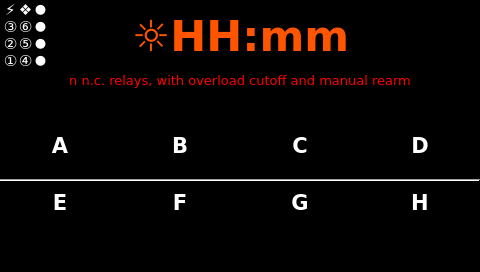
fmandracci/smart-home, file SmartHome/page300.ui: the form before one commit.
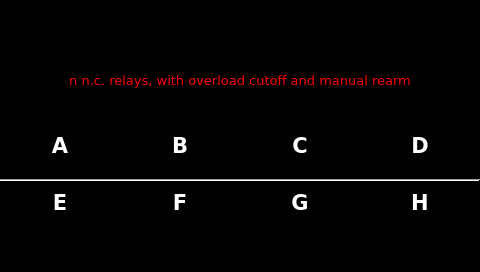
The form after the commit. Icons and pictures are not drawn. Custom widgets are drawn as their Qt base class.

What changed in the file:
```diff
--- a/SmartHome/page300.ui
+++ b/SmartHome/page300.ui
@@ -24,8 +24,8 @@
   </property>
   <property name="maximumSize">
    <size>
-    <width>800</width>
-    <height>800</height>
+<width>1280</width>
+<height>1280</height>
    </size>
   </property>
   <property name="windowTitle">
@@ -51,503 +51,8 @@
     <number>0</number>
    </property>
    <item>
-    <layout class="QHBoxLayout" name="horizontalLayout">
-     <property name="spacing">
-      <number>0</number>
-     </property>
-     <property name="sizeConstraint">
-      <enum>QLayout::SetMaximumSize</enum>
-     </property>
-     <item>
-      <layout class="QGridLayout" name="gridLayout_leds">
-       <property name="leftMargin">
-        <number>3</number>
-       </property>
-       <property name="topMargin">
-        <number>0</number>
-       </property>
-       <property name="rightMargin">
-        <number>3</number>
-       </property>
-       <property name="bottomMargin">
-        <number>0</number>
-       </property>
-       <property name="spacing">
-        <number>0</number>
-       </property>
-       <item row="4" column="2">
-        <widget class="QLabel" name="label_yellow_2">
+<widget class="HeaderPanel" name="headerPanel" native="true">
          <property name="sizePolicy">
-          <sizepolicy hsizetype="Fixed" vsizetype="Fixed">
-           <horstretch>0</horstretch>
-           <verstretch>0</verstretch>
-          </sizepolicy>
-         </property>
-         <property name="minimumSize">
-          <size>
-           <width>15</width>
-           <height>15</height>
-          </size>
-         </property>
-         <property name="maximumSize">
-          <size>
-           <width>15</width>
-           <height>15</height>
-          </size>
-         </property>
-         <property name="font">
-          <font>
-           <family>DejaVu Sans</family>
-           <pointsize>10</pointsize>
-          </font>
-         </property>
-         <property name="styleSheet">
-          <string notr="true">color: rgb(255, 255, 255);</string>
-         </property>
-         <property name="text">
-          <string notr="true">●</string>
-         </property>
-         <property name="alignment">
-          <set>Qt::AlignBottom|Qt::AlignHCenter</set>
-         </property>
-        </widget>
-       </item>
-       <item row="1" column="2">
-        <widget class="QLabel" name="label_red">
-         <property name="sizePolicy">
-          <sizepolicy hsizetype="Fixed" vsizetype="Fixed">
-           <horstretch>0</horstretch>
-           <verstretch>0</verstretch>
-          </sizepolicy>
-         </property>
-         <property name="minimumSize">
-          <size>
-           <width>15</width>
-           <height>15</height>
-          </size>
-         </property>
-         <property name="maximumSize">
-          <size>
-           <width>15</width>
-           <height>15</height>
-          </size>
-         </property>
-         <property name="font">
-          <font>
-           <family>DejaVu Sans</family>
-           <pointsize>10</pointsize>
-          </font>
-         </property>
-         <property name="styleSheet">
-          <string notr="true">color: rgb(255, 255, 255);</string>
-         </property>
-         <property name="text">
-          <string notr="true">●</string>
-         </property>
-         <property name="alignment">
-          <set>Qt::AlignBottom|Qt::AlignHCenter</set>
-         </property>
-        </widget>
-       </item>
-       <item row="2" column="2">
-        <widget class="QLabel" name="label_yellow_1">
-         <property name="sizePolicy">
-          <sizepolicy hsizetype="Fixed" vsizetype="Fixed">
-           <horstretch>0</horstretch>
-           <verstretch>0</verstretch>
-          </sizepolicy>
-         </property>
-         <property name="minimumSize">
-          <size>
-           <width>15</width>
-           <height>15</height>
-          </size>
-         </property>
-         <property name="maximumSize">
-          <size>
-           <width>15</width>
-           <height>15</height>
-          </size>
-         </property>
-         <property name="font">
-          <font>
-           <family>DejaVu Sans</family>
-           <pointsize>10</pointsize>
-          </font>
-         </property>
-         <property name="styleSheet">
-          <string notr="true">color: rgb(255, 255, 255);</string>
-         </property>
-         <property name="text">
-          <string notr="true">●</string>
-         </property>
-         <property name="alignment">
-          <set>Qt::AlignBottom|Qt::AlignHCenter</set>
-         </property>
-        </widget>
-       </item>
-       <item row="4" column="0">
-        <widget class="QLabel" name="label_T1">
-         <property name="sizePolicy">
-          <sizepolicy hsizetype="Fixed" vsizetype="Fixed">
-           <horstretch>0</horstretch>
-           <verstretch>0</verstretch>
-          </sizepolicy>
-         </property>
-         <property name="minimumSize">
-          <size>
-           <width>15</width>
-           <height>15</height>
-          </size>
-         </property>
-         <property name="maximumSize">
-          <size>
-           <width>15</width>
-           <height>15</height>
-          </size>
-         </property>
-         <property name="font">
-          <font>
-           <family>DejaVu Sans</family>
-           <pointsize>11</pointsize>
-          </font>
-         </property>
-         <property name="styleSheet">
-          <string notr="true">color: rgb(255, 255, 255);</string>
-         </property>
-         <property name="text">
-          <string notr="true">①</string>
-         </property>
-         <property name="scaledContents">
-          <bool>true</bool>
-         </property>
-         <property name="alignment">
-          <set>Qt::AlignCenter</set>
-         </property>
-        </widget>
-       </item>
-       <item row="0" column="2">
-        <widget class="QLabel" name="label_green">
-         <property name="sizePolicy">
-          <sizepolicy hsizetype="Fixed" vsizetype="Fixed">
-           <horstretch>0</horstretch>
-           <verstretch>0</verstretch>
-          </sizepolicy>
-         </property>
-         <property name="minimumSize">
-          <size>
-           <width>15</width>
-           <height>15</height>
-          </size>
-         </property>
-         <property name="maximumSize">
-          <size>
-           <width>15</width>
-           <height>15</height>
-          </size>
-         </property>
-         <property name="font">
-          <font>
-           <family>DejaVu Sans</family>
-           <pointsize>10</pointsize>
-          </font>
-         </property>
-         <property name="styleSheet">
-          <string notr="true">color: rgb(255, 255, 255);</string>
-         </property>
-         <property name="text">
-          <string notr="true">●</string>
-         </property>
-         <property name="alignment">
-          <set>Qt::AlignBottom|Qt::AlignHCenter</set>
-         </property>
-        </widget>
-       </item>
-       <item row="0" column="0">
-        <widget class="QLabel" name="label_EP">
-         <property name="sizePolicy">
-          <sizepolicy hsizetype="Fixed" vsizetype="Fixed">
-           <horstretch>0</horstretch>
-           <verstretch>0</verstretch>
-          </sizepolicy>
-         </property>
-         <property name="minimumSize">
-          <size>
-           <width>15</width>
-           <height>15</height>
-          </size>
-         </property>
-         <property name="maximumSize">
-          <size>
-           <width>15</width>
-           <height>15</height>
-          </size>
-         </property>
-         <property name="font">
-          <font>
-           <family>DejaVu Sans</family>
-           <pointsize>11</pointsize>
-          </font>
-         </property>
-         <property name="styleSheet">
-          <string notr="true">color: rgb(255, 255, 255);</string>
-         </property>
-         <property name="text">
-          <string notr="true">⚡</string>
-         </property>
-         <property name="scaledContents">
-          <bool>true</bool>
-         </property>
-         <property name="alignment">
-          <set>Qt::AlignCenter</set>
-         </property>
-        </widget>
-       </item>
-       <item row="0" column="1">
-        <widget class="QLabel" name="label_BA">
-         <property name="sizePolicy">
-          <sizepolicy hsizetype="Fixed" vsizetype="Fixed">
-           <horstretch>0</horstretch>
-           <verstretch>0</verstretch>
-          </sizepolicy>
-         </property>
-         <property name="minimumSize">
-          <size>
-           <width>15</width>
-           <height>15</height>
-          </size>
-         </property>
-         <property name="maximumSize">
-          <size>
-           <width>15</width>
-           <height>15</height>
-          </size>
-         </property>
-         <property name="font">
-          <font>
-           <family>DejaVu Sans</family>
-           <pointsize>11</pointsize>
-          </font>
-         </property>
-         <property name="styleSheet">
-          <string notr="true">color: rgb(255, 255, 255);</string>
-         </property>
-         <property name="text">
-          <string notr="true">❖</string>
-         </property>
-         <property name="scaledContents">
-          <bool>true</bool>
-         </property>
-         <property name="alignment">
-          <set>Qt::AlignCenter</set>
-         </property>
-        </widget>
-       </item>
-       <item row="1" column="1">
-        <widget class="QLabel" name="label_T6">
-         <property name="sizePolicy">
-          <sizepolicy hsizetype="Fixed" vsizetype="Fixed">
-           <horstretch>0</horstretch>
-           <verstretch>0</verstretch>
-          </sizepolicy>
-         </property>
-         <property name="minimumSize">
-          <size>
-           <width>15</width>
-           <height>15</height>
-          </size>
-         </property>
-         <property name="maximumSize">
-          <size>
-           <width>15</width>
-           <height>15</height>
-          </size>
-         </property>
-         <property name="font">
-          <font>
-           <family>DejaVu Sans</family>
-           <pointsize>11</pointsize>
-          </font>
-         </property>
-         <property name="styleSheet">
-          <string notr="true">color: rgb(255, 255, 255);</string>
-         </property>
-         <property name="text">
-          <string notr="true">⑥</string>
-         </property>
-         <property name="scaledContents">
-          <bool>true</bool>
-         </property>
-         <property name="alignment">
-          <set>Qt::AlignCenter</set>
-         </property>
-        </widget>
-       </item>
-       <item row="4" column="1">
-        <widget class="QLabel" name="label_T4">
-         <property name="sizePolicy">
-          <sizepolicy hsizetype="Fixed" vsizetype="Fixed">
-           <horstretch>0</horstretch>
-           <verstretch>0</verstretch>
-          </sizepolicy>
-         </property>
-         <property name="minimumSize">
-          <size>
-           <width>15</width>
-           <height>15</height>
-          </size>
-         </property>
-         <property name="maximumSize">
-          <size>
-           <width>15</width>
-           <height>15</height>
-          </size>
-         </property>
-         <property name="font">
-          <font>
-           <family>DejaVu Sans</family>
-           <pointsize>11</pointsize>
-          </font>
-         </property>
-         <property name="styleSheet">
-          <string notr="true">color: rgb(255, 255, 255);</string>
-         </property>
-         <property name="text">
-          <string notr="true">④</string>
-         </property>
-         <property name="scaledContents">
-          <bool>true</bool>
-         </property>
-         <property name="alignment">
-          <set>Qt::AlignCenter</set>
-         </property>
-        </widget>
-       </item>
-       <item row="1" column="0">
-        <widget class="QLabel" name="label_T3">
-         <property name="sizePolicy">
-          <sizepolicy hsizetype="Fixed" vsizetype="Fixed">
-           <horstretch>0</horstretch>
-           <verstretch>0</verstretch>
-          </sizepolicy>
-         </property>
-         <property name="minimumSize">
-          <size>
-           <width>15</width>
-           <height>15</height>
-          </size>
-         </property>
-         <property name="maximumSize">
-          <size>
-           <width>15</width>
-           <height>15</height>
-          </size>
-         </property>
-         <property name="font">
-          <font>
-           <family>DejaVu Sans</family>
-           <pointsize>11</pointsize>
-          </font>
-         </property>
-         <property name="styleSheet">
-          <string notr="true">color: rgb(255, 255, 255);</string>
-         </property>
-         <property name="text">
-          <string notr="true">③</string>
-         </property>
-         <property name="scaledContents">
-          <bool>true</bool>
-         </property>
-         <property name="alignment">
-          <set>Qt::AlignCenter</set>
-         </property>
-        </widget>
-       </item>
-       <item row="2" column="0">
-        <widget class="QLabel" name="label_T2">
-         <property name="sizePolicy">
-          <sizepolicy hsizetype="Fixed" vsizetype="Fixed">
-           <horstretch>0</horstretch>
-           <verstretch>0</verstretch>
-          </sizepolicy>
-         </property>
-         <property name="minimumSize">
-          <size>
-           <width>15</width>
-           <height>15</height>
-          </size>
-         </property>
-         <property name="maximumSize">
-          <size>
-           <width>15</width>
-           <height>15</height>
-          </size>
-         </property>
-         <property name="font">
-          <font>
-           <family>DejaVu Sans</family>
-           <pointsize>11</pointsize>
-          </font>
-         </property>
-         <property name="styleSheet">
-          <string notr="true">color: rgb(255, 255, 255);</string>
-         </property>
-         <property name="text">
-          <string notr="true">②</string>
-         </property>
-         <property name="scaledContents">
-          <bool>true</bool>
-         </property>
-         <property name="alignment">
-          <set>Qt::AlignCenter</set>
-         </property>
-        </widget>
-       </item>
-       <item row="2" column="1">
-        <widget class="QLabel" name="label_T5">
-         <property name="sizePolicy">
-          <sizepolicy hsizetype="Fixed" vsizetype="Fixed">
-           <horstretch>0</horstretch>
-           <verstretch>0</verstretch>
-          </sizepolicy>
-         </property>
-         <property name="minimumSize">
-          <size>
-           <width>15</width>
-           <height>15</height>
-          </size>
-         </property>
-         <property name="maximumSize">
-          <size>
-           <width>15</width>
-           <height>15</height>
-          </size>
-         </property>
-         <property name="font">
-          <font>
-           <family>DejaVu Sans</family>
-           <pointsize>11</pointsize>
-          </font>
-         </property>
-         <property name="styleSheet">
-          <string notr="true">color: rgb(255, 255, 255);</string>
-         </property>
-         <property name="text">
-          <string notr="true">⑤</string>
-         </property>
-         <property name="scaledContents">
-          <bool>true</bool>
-         </property>
-         <property name="alignment">
-          <set>Qt::AlignCenter</set>
-         </property>
-        </widget>
-       </item>
-      </layout>
-     </item>
-     <item>
-      <widget class="ATCMbutton" name="atcmButton">
-       <property name="sizePolicy">
         <sizepolicy hsizetype="MinimumExpanding" vsizetype="MinimumExpanding">
          <horstretch>0</horstretch>
          <verstretch>0</verstretch>
@@ -555,237 +60,23 @@
        </property>
        <property name="minimumSize">
         <size>
-         <width>50</width>
-         <height>50</height>
-        </size>
-       </property>
-       <property name="maximumSize">
-        <size>
-         <width>50</width>
-         <height>50</height>
-        </size>
-       </property>
-       <property name="font">
-        <font>
-         <family>DejaVu Sans</family>
-         <pointsize>32</pointsize>
-        </font>
-       </property>
-       <property name="iconSize">
-        <size>
-         <width>36</width>
-         <height>36</height>
-        </size>
-       </property>
-       <property name="toolTip">
-        <string/>
-       </property>
-       <property name="whatsThis">
-        <string>ATCMbutton widget</string>
-       </property>
-       <property name="pageName">
-        <string notr="true">HOME</string>
-       </property>
-       <property name="statusvar">
-        <string notr="true"/>
-       </property>
-       <property name="viewStatus">
-        <bool>false</bool>
-       </property>
-       <property name="visibilityVar">
-        <string notr="true"/>
-       </property>
-       <property name="bgColor">
-        <color>
-         <red>0</red>
-         <green>0</green>
-         <blue>0</blue>
-        </color>
-       </property>
-       <property name="borderColor">
-        <color>
-         <red>255</red>
-         <green>255</green>
-         <blue>0</blue>
-        </color>
-       </property>
-       <property name="bgPressColor">
-        <color>
-         <red>255</red>
-         <green>255</green>
-         <blue>0</blue>
-        </color>
-       </property>
-       <property name="borderPressColor">
-        <color>
-         <red>255</red>
-         <green>255</green>
-         <blue>0</blue>
-        </color>
-       </property>
-       <property name="text">
-        <string/>
-       </property>
-       <property name="pressText">
-        <string/>
-       </property>
-       <property name="icon">
-        <iconset resource="resources.qrc">
-         <normaloff>:/icons/icons/Flash.png</normaloff>:/icons/icons/Flash.png</iconset>
-       </property>
-       <property name="borderWidth">
-        <number>3</number>
-       </property>
-       <property name="borderRadius">
-        <number>50</number>
-       </property>
-      </widget>
-     </item>
-     <item>
-      <widget class="QPushButton" name="pushButton_time">
-       <property name="sizePolicy">
-        <sizepolicy hsizetype="MinimumExpanding" vsizetype="MinimumExpanding">
-         <horstretch>0</horstretch>
-         <verstretch>0</verstretch>
-        </sizepolicy>
-       </property>
-       <property name="minimumSize">
-        <size>
-         <width>0</width>
+<width>480</width>
          <height>72</height>
         </size>
        </property>
        <property name="maximumSize">
         <size>
          <width>16777215</width>
-         <height>16777215</height>
+<height>90</height>
         </size>
        </property>
        <property name="font">
         <font>
          <family>DejaVu Sans</family>
-         <pointsize>32</pointsize>
-         <weight>75</weight>
-         <bold>true</bold>
-        </font>
-       </property>
-       <property name="focusPolicy">
-        <enum>Qt::NoFocus</enum>
-       </property>
-       <property name="styleSheet">
-        <string notr="true">background-color: rgb(0, 0, 0);
-color: rgb(255, 85, 0);</string>
-       </property>
-       <property name="text">
-        <string>☼HH:mm</string>
-       </property>
-       <property name="default">
-        <bool>false</bool>
-       </property>
-       <property name="flat">
-        <bool>true</bool>
-       </property>
-      </widget>
-     </item>
-     <item>
-      <spacer name="horizontalSpacer">
-       <property name="orientation">
-        <enum>Qt::Horizontal</enum>
-       </property>
-       <property name="sizeType">
-        <enum>QSizePolicy::Fixed</enum>
-       </property>
-       <property name="sizeHint" stdset="0">
-        <size>
-         <width>50</width>
-         <height>20</height>
-        </size>
-       </property>
-      </spacer>
-     </item>
-     <item>
-      <widget class="ATCMbutton" name="atcmButton_home">
-       <property name="sizePolicy">
-        <sizepolicy hsizetype="MinimumExpanding" vsizetype="Fixed">
-         <horstretch>0</horstretch>
-         <verstretch>0</verstretch>
-        </sizepolicy>
-       </property>
-       <property name="minimumSize">
-        <size>
-         <width>50</width>
-         <height>50</height>
-        </size>
-       </property>
-       <property name="maximumSize">
-        <size>
-         <width>50</width>
-         <height>50</height>
-        </size>
-       </property>
-       <property name="font">
-        <font>
-         <family>DejaVu Sans</family>
-         <pointsize>24</pointsize>
-        </font>
-       </property>
-       <property name="toolTip">
-        <string/>
-       </property>
-       <property name="whatsThis">
-        <string>ATCMbutton widget</string>
-       </property>
-       <property name="pageName">
-        <string notr="true">HOME</string>
-       </property>
-       <property name="statusvar">
-        <string notr="true"/>
-       </property>
-       <property name="viewStatus">
-        <bool>false</bool>
-       </property>
-       <property name="visibilityVar">
-        <string notr="true"/>
-       </property>
-       <property name="bgColor">
-        <color>
-         <red>0</red>
-         <green>0</green>
-         <blue>0</blue>
-        </color>
-       </property>
-       <property name="fontColor">
-        <color>
-         <red>255</red>
-         <green>85</green>
-         <blue>0</blue>
-        </color>
-       </property>
-       <property name="bgPressColor">
-        <color>
-         <red>255</red>
-         <green>85</green>
-         <blue>0</blue>
-        </color>
-       </property>
-       <property name="text">
-        <string>☰</string>
-       </property>
-       <property name="pressText">
-        <string>☰</string>
-       </property>
-       <property name="borderWidth">
-        <number>0</number>
-       </property>
-       <property name="borderRadius">
-        <number>0</number>
-       </property>
-       <property name="apparence">
-        <enum>QFrame::Plain</enum>
-       </property>
-      </widget>
-     </item>
-    </layout>
+  <pointsize>8</pointsize>
+ </font>
+</property>
+</widget>
    </item>
    <item>
     <widget class="QLabel" name="label">
@@ -1506,9 +797,10 @@
  </widget>
  <customwidgets>
   <customwidget>
-   <class>ATCMbutton</class>
-   <extends>QPushButton</extends>
-   <header>atcmplugin.h</header>
+<class>HeaderPanel</class>
+<extends>QWidget</extends>
+<header>headerpanel.h</header>
+<container>1</container>
   </customwidget>
  </customwidgets>
  <resources>
```
Left out of the diff: 36 changed lines with no effect on the pictures. Lines whose indentation alone changed are shown as unchanged.
